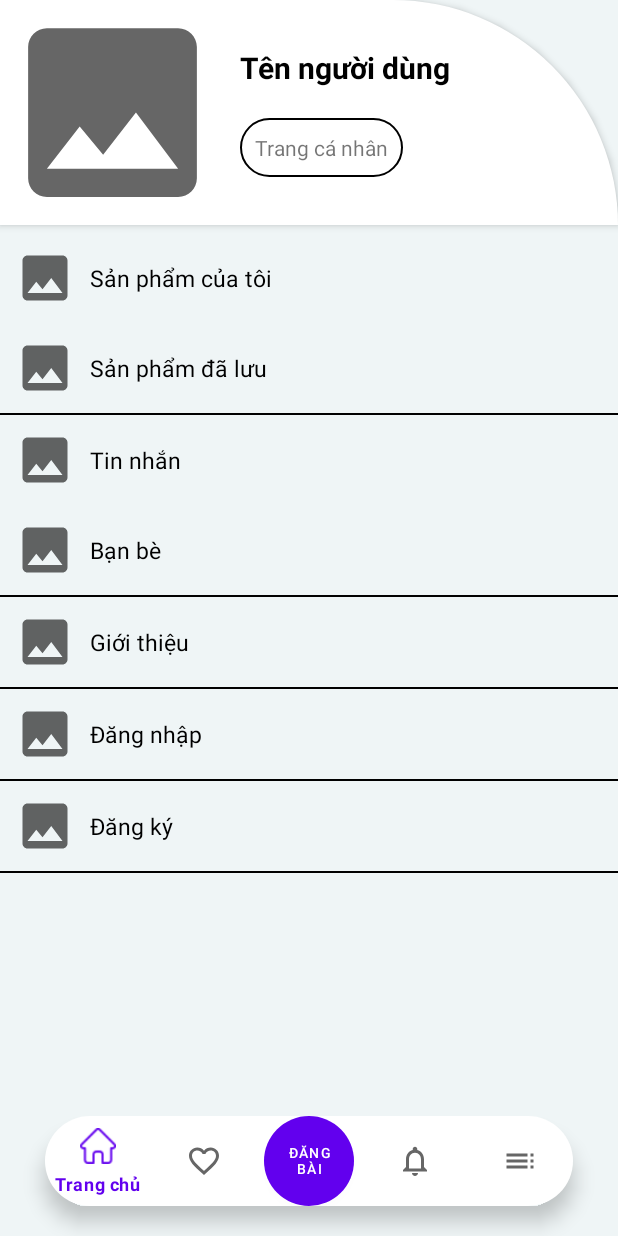
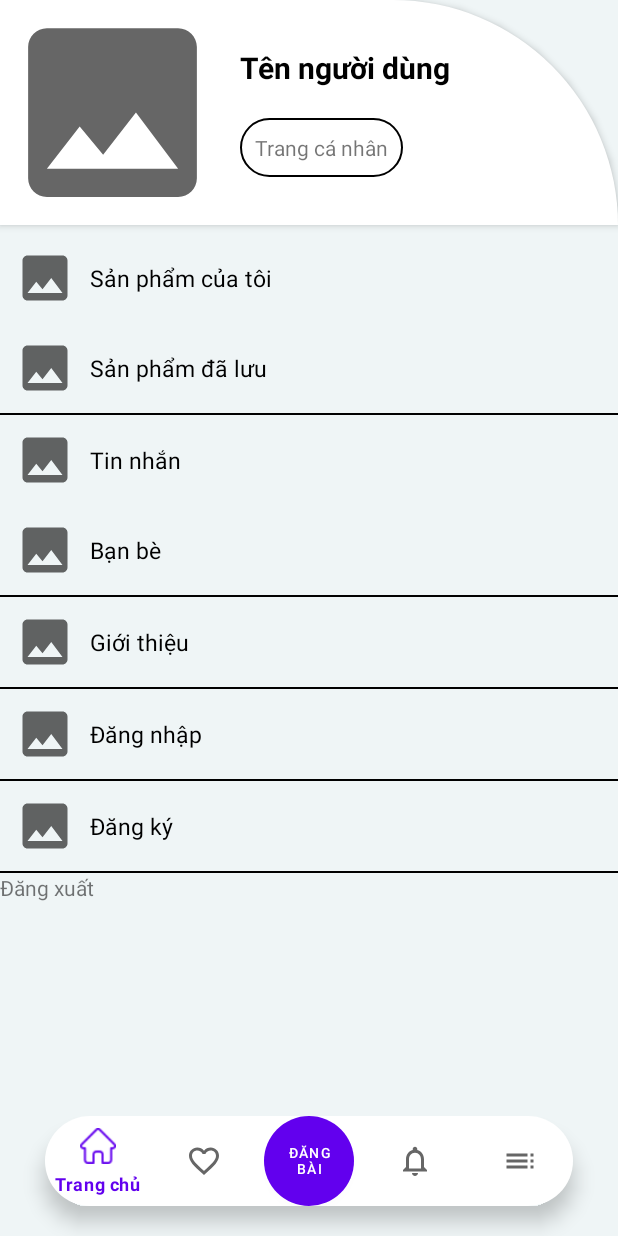
Before and after one commit to dainie17/D-n-1, an Android app: the fragment fragment_them placed in its activity, on a phone screen of 412 x 824 dp. Run offline under Robolectric (Android 15) with nearby library versions, the phone set to English and light mode, and no system bars; our stand-ins replace CircleImageView.

Commit message:
commit lại liền

```diff
--- a/app/src/main/java/com/example/test_du_an_mau/fragment/fragment_them.java
+++ b/app/src/main/java/com/example/test_du_an_mau/fragment/fragment_them.java
@@ -19,7 +19,8 @@ import com.example.test_du_an_mau.UserAcivity;
 
 public class fragment_them extends Fragment {
 
-    TextView txt_SanPhamCuaToi, txt_Them_trangCaNhan, txt_DangNhap, txt_DangKy;
+    TextView txt_SanPhamCuaToi, txt_Them_trangCaNhan, txt_DangNhap, txt_DangKy,
+            txt_dangxuat;
 
     @Nullable
     @Override
@@ -30,13 +31,24 @@ public class fragment_them extends Fragment {
         txt_Them_trangCaNhan = view.findViewById(R.id.txt_Them_trangcanhan);
         txt_DangNhap = view.findViewById(R.id.txt_DangNhap);
         txt_DangKy = view.findViewById(R.id.txt_DangKy);
+        txt_dangxuat = view.findViewById(R.id.txt_dangxuat);
 
         OnclickQuanLySanPham();
         OnclickTrangCaNhan();
         OnclickDangNhap();
         OnclickDangKy();
+        OnclickDangXuat();
 
         return view;
+    }
+
+    private void OnclickDangXuat() {
+        txt_dangxuat.setOnClickListener(new View.OnClickListener() {
+            @Override
+            public void onClick(View v) {
+
+            }
+        });
     }
 
     private void OnclickDangKy() {
--- a/app/src/main/res/layout/activity_fragment_them.xml
+++ b/app/src/main/res/layout/activity_fragment_them.xml
@@ -248,6 +248,12 @@
             android:layout_height="1dp"
             android:background="@color/black"/>
 
+        <TextView
+            android:id="@+id/txt_dangxuat"
+            android:layout_width="wrap_content"
+            android:layout_height="wrap_content"
+            android:text="Đăng xuất"/>
+
     </LinearLayout>
 
 </androidx.constraintlayout.widget.ConstraintLayout>
```
